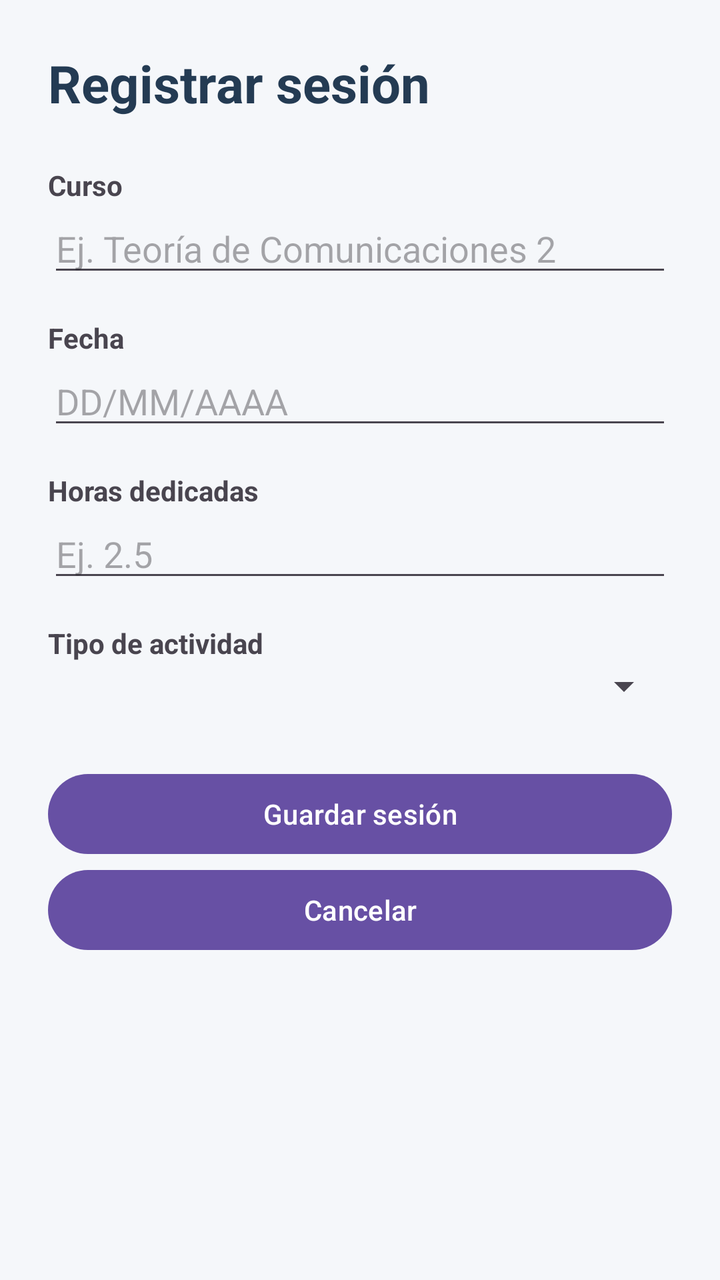
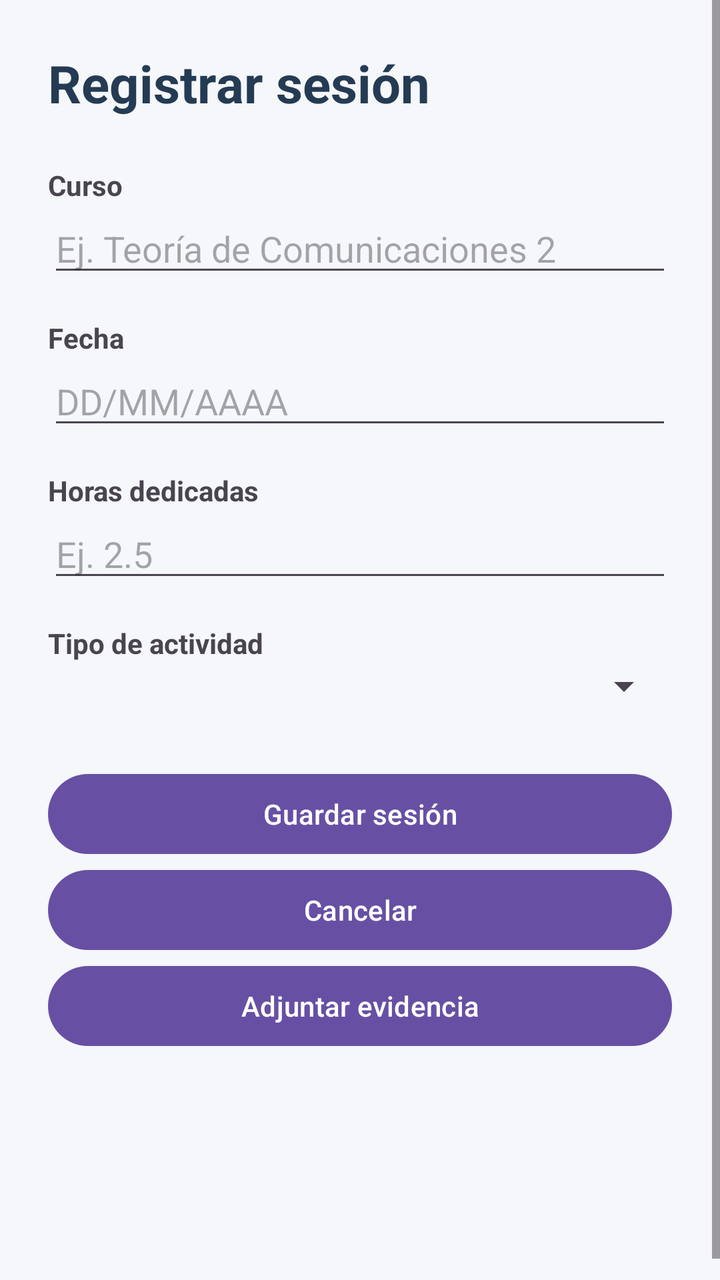

Screens rendered from an Android XML layout before and after an edit, with the pre-edit source and the edit as a unified diff.
<!-- AndroidManifest.xml: application theme Theme.RegistroHorasEstudio -->
<!-- res/layout/activity_formulario_sesion.xml -->
<?xml version="1.0" encoding="utf-8"?>
<ScrollView xmlns:android="http://schemas.android.com/apk/res/android"
    android:layout_width="match_parent"
    android:layout_height="match_parent"
    android:background="#F5F7FA">

    <LinearLayout
        android:layout_width="match_parent"
        android:layout_height="wrap_content"
        android:orientation="vertical"
        android:padding="24dp">

        <TextView
            android:layout_width="match_parent"
            android:layout_height="wrap_content"
            android:text="Registrar sesión"
            android:textSize="26sp"
            android:textStyle="bold"
            android:textColor="#243B53"
            android:layout_marginBottom="24dp"/>

        <TextView
            android:layout_width="match_parent"
            android:layout_height="wrap_content"
            android:text="Curso"
            android:textStyle="bold"/>

        <EditText
            android:id="@+id/etCurso"
            android:layout_width="match_parent"
            android:layout_height="wrap_content"
            android:hint="Ej. Teoría de Comunicaciones 2"
            android:inputType="textCapSentences"/>

        <TextView
            android:layout_width="match_parent"
            android:layout_height="wrap_content"
            android:text="Fecha"
            android:textStyle="bold"
            android:layout_marginTop="16dp"/>

        <EditText
            android:id="@+id/etFecha"
            android:layout_width="match_parent"
            android:layout_height="wrap_content"
            android:hint="DD/MM/AAAA"
            android:focusable="false"
            android:clickable="true"/>

        <TextView
            android:layout_width="match_parent"
            android:layout_height="wrap_content"
            android:text="Horas dedicadas"
            android:textStyle="bold"
            android:layout_marginTop="16dp"/>

        <EditText
            android:id="@+id/etHoras"
            android:layout_width="match_parent"
            android:layout_height="wrap_content"
            android:hint="Ej. 2.5"
            android:inputType="numberDecimal"/>

        <TextView
            android:layout_width="match_parent"
            android:layout_height="wrap_content"
            android:text="Tipo de actividad"
            android:textStyle="bold"
            android:layout_marginTop="16dp"/>

        <Spinner
            android:id="@+id/spActividad"
            android:layout_width="match_parent"
            android:layout_height="wrap_content"/>

        <Button
            android:id="@+id/btnGuardarSesion"
            android:layout_width="match_parent"
            android:layout_height="wrap_content"
            android:text="Guardar sesión"
            android:layout_marginTop="28dp"/>

        <Button
            android:id="@+id/btnCancelar"
            android:layout_width="match_parent"
            android:layout_height="wrap_content"
            android:text="Cancelar"/>

    </LinearLayout>
</ScrollView>
<!-- resources referenced by this layout -->
<resources>
  <style name="Theme.RegistroHorasEstudio" parent="Base.Theme.RegistroHorasEstudio" />
  <style name="Base.Theme.RegistroHorasEstudio" parent="Theme.Material3.DayNight.NoActionBar">
          
          
      </style>
</resources>

<!-- the commit's change to res/layout/activity_formulario_sesion.xml (unified diff, before → after) -->
@@ -86,5 +86,8 @@
             android:layout_height="wrap_content"
             android:text="Cancelar"/>
 
+        <Button android:id="@+id/btnEvidencia" android:layout_width="match_parent" android:layout_height="wrap_content" android:text="Adjuntar evidencia" />
+        <ImageView android:id="@+id/imgEvidencia" android:layout_width="100dp" android:layout_height="100dp" />
+
     </LinearLayout>
 </ScrollView>
